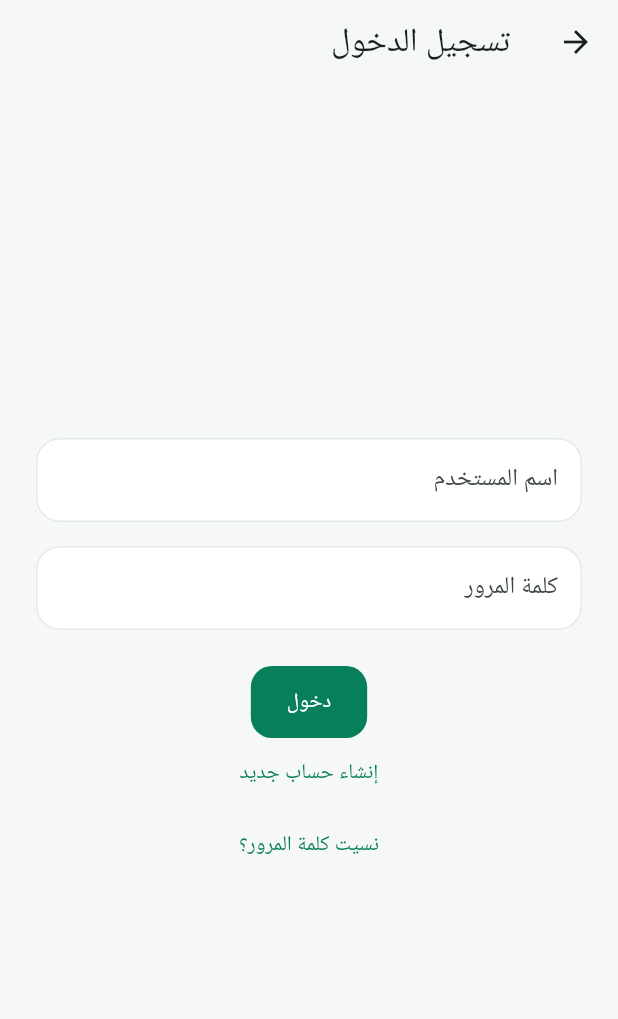
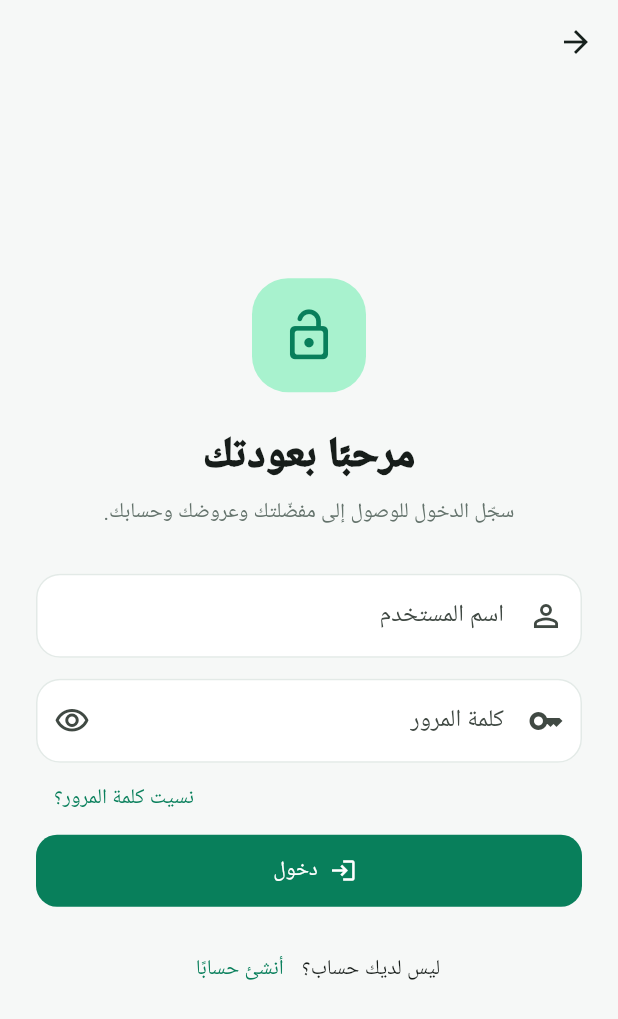
Before and after one commit to sendoo-m/daliil-ay-khidma, a Flutter app: the screen it shows after launch, item 4 of the bottom bar chosen, after a tap on "تسجيل الدخول", on a phone screen of 412 x 824 dp. Shown: the top 1019 px of the screen. Run offline on Flutter 3.47's test engine with Material 3 defaults, Android fonts, the phone set to English and light mode, and no system bars; our stand-ins replace app_links, dio, firebase_core, firebase_messaging, flutter_riverpod, flutter_secure_storage and 1 more; missing offline and left inert: maplibre_gl; accounts and stored records are empty; generated files the repository leaves out were written again; network calls fail.

Commit message:
Build Flutter registration and login experience

```diff
--- a/mobile/dalil_app/lib/features/auth/presentation/login_page.dart
+++ b/mobile/dalil_app/lib/features/auth/presentation/login_page.dart
@@ -1,9 +1,11 @@
 import 'package:flutter/material.dart';
 import 'package:flutter_riverpod/flutter_riverpod.dart';
 
+import '../../../app/app_theme.dart';
 import '../../../app/providers.dart';
+import '../../../core/network/api_failure.dart';
+import 'forgot_password_page.dart';
 import 'register_page.dart';
-import 'forgot_password_page.dart';
 
 class LoginPage extends ConsumerStatefulWidget {
   const LoginPage({super.key});
@@ -16,6 +18,7 @@ class _LoginPageState extends ConsumerState<LoginPage> {
   final _formKey = GlobalKey<FormState>();
   final _username = TextEditingController();
   final _password = TextEditingController();
+  bool _hidePassword = true;
 
   @override
   void dispose() {
@@ -28,62 +31,123 @@ class _LoginPageState extends ConsumerState<LoginPage> {
   Widget build(BuildContext context) {
     final auth = ref.watch(authControllerProvider);
     return Scaffold(
-      appBar: AppBar(title: const Text('تسجيل الدخول')),
-      body: Center(
+      appBar: AppBar(),
+      body: SafeArea(
+        child: Center(
           child: SingleChildScrollView(
-          padding: const EdgeInsets.all(24),
+            padding: const EdgeInsets.fromLTRB(24, 8, 24, 32),
+            child: ConstrainedBox(
+              constraints: const BoxConstraints(maxWidth: 520),
               child: Form(
                 key: _formKey,
                 child: Column(
+                  crossAxisAlignment: CrossAxisAlignment.stretch,
                   children: [
+                    const _AuthMark(icon: Icons.lock_open_rounded),
+                    const SizedBox(height: 24),
+                    Text(
+                      'مرحبًا بعودتك',
+                      textAlign: TextAlign.center,
+                      style: Theme.of(context).textTheme.headlineMedium?.copyWith(
+                            fontWeight: FontWeight.w900,
+                          ),
+                    ),
+                    const SizedBox(height: 8),
+                    const Text(
+                      'سجّل الدخول للوصول إلى مفضّلتك وعروضك وحسابك.',
+                      textAlign: TextAlign.center,
+                      style: TextStyle(color: AppColors.muted, height: 1.5),
+                    ),
+                    const SizedBox(height: 30),
                     TextFormField(
                       controller: _username,
-                  decoration: const InputDecoration(labelText: 'اسم المستخدم'),
+                      textInputAction: TextInputAction.next,
+                      autofillHints: const [AutofillHints.username],
+                      decoration: const InputDecoration(
+                        labelText: 'اسم المستخدم',
+                        prefixIcon: Icon(Icons.person_outline),
+                      ),
                       validator: (value) => value == null || value.trim().isEmpty
-                      ? 'اسم المستخدم مطلوب'
+                          ? 'اكتب اسم المستخدم'
                           : null,
                     ),
-                const SizedBox(height: 16),
+                    const SizedBox(height: 14),
                     TextFormField(
                       controller: _password,
-                  obscureText: true,
-                  decoration: const InputDecoration(labelText: 'كلمة المرور'),
+                      obscureText: _hidePassword,
+                      textInputAction: TextInputAction.done,
+                      autofillHints: const [AutofillHints.password],
+                      onFieldSubmitted: (_) => _submit(),
+                      decoration: InputDecoration(
+                        labelText: 'كلمة المرور',
+                        prefixIcon: const Icon(Icons.key_outlined),
+                        suffixIcon: IconButton(
+                          tooltip: _hidePassword
+                              ? 'إظهار كلمة المرور'
+                              : 'إخفاء كلمة المرور',
+                          onPressed: () =>
+                              setState(() => _hidePassword = !_hidePassword),
+                          icon: Icon(
+                            _hidePassword
+                                ? Icons.visibility_outlined
+                                : Icons.visibility_off_outlined,
+                          ),
+                        ),
+                      ),
                       validator: (value) => value == null || value.isEmpty
-                      ? 'كلمة المرور مطلوبة'
+                          ? 'اكتب كلمة المرور'
                           : null,
                     ),
-                const SizedBox(height: 24),
-                FilledButton(
-                  onPressed: auth.isLoading ? null : _submit,
-                  child: auth.isLoading
-                      ? const SizedBox.square(
-                          dimension: 20,
-                          child: CircularProgressIndicator(strokeWidth: 2),
-                        )
-                      : const Text('دخول'),
-                ),
-                TextButton(
-                  onPressed: () => Navigator.of(context).push(
-                    MaterialPageRoute<void>(
-                      builder: (_) => const RegisterPage(),
-                    ),
-                  ),
-                  child: const Text('إنشاء حساب جديد'),
-                ),
-                TextButton(
-                  onPressed: () => Navigator.of(context).push(
+                    Align(
+                      alignment: AlignmentDirectional.centerEnd,
+                      child: TextButton(
+                        onPressed: auth.isLoading
+                            ? null
+                            : () => Navigator.of(context).push(
                                   MaterialPageRoute<void>(
                                     builder: (_) => const ForgotPasswordPage(),
                                   ),
                                 ),
                         child: const Text('نسيت كلمة المرور؟'),
                       ),
-                if (auth.hasError)
-                  const Padding(
-                    padding: EdgeInsets.only(top: 16),
-                    child: Text('بيانات الدخول غير صحيحة أو تعذر الاتصال'),
+                    ),
+                    if (auth.hasError) ...[
+                      _ErrorBanner(message: ApiFailure.message(auth.error!)),
+                      const SizedBox(height: 14),
+                    ],
+                    FilledButton.icon(
+                      onPressed: auth.isLoading ? null : _submit,
+                      icon: auth.isLoading
+                          ? const SizedBox.square(
+                              dimension: 18,
+                              child: CircularProgressIndicator(
+                                strokeWidth: 2,
+                                color: Colors.white,
+                              ),
+                            )
+                          : const Icon(Icons.login),
+                      label: Text(auth.isLoading ? 'جارٍ الدخول...' : 'دخول'),
+                    ),
+                    const SizedBox(height: 18),
+                    Row(
+                      mainAxisAlignment: MainAxisAlignment.center,
+                      children: [
+                        const Text('ليس لديك حساب؟'),
+                        TextButton(
+                          onPressed: auth.isLoading
+                              ? null
+                              : () => Navigator.of(context).pushReplacement(
+                                    MaterialPageRoute<void>(
+                                      builder: (_) => const RegisterPage(),
+                                    ),
+                                  ),
+                          child: const Text('أنشئ حسابًا'),
                         ),
                       ],
+                    ),
+                  ],
+                ),
+              ),
             ),
           ),
         ),
@@ -92,6 +156,7 @@ class _LoginPageState extends ConsumerState<LoginPage> {
   }
 
   Future<void> _submit() async {
+    FocusScope.of(context).unfocus();
     if (!_formKey.currentState!.validate()) return;
     final ok = await ref
         .read(authControllerProvider.notifier)
@@ -101,3 +166,57 @@ class _LoginPageState extends ConsumerState<LoginPage> {
     }
   }
 }
+
+class _AuthMark extends StatelessWidget {
+  const _AuthMark({required this.icon});
+  final IconData icon;
+
+  @override
+  Widget build(BuildContext context) => Center(
+        child: Container(
+          width: 76,
+          height: 76,
+          decoration: BoxDecoration(
+            color: Theme.of(context).colorScheme.primaryContainer,
+            borderRadius: BorderRadius.circular(24),
+          ),
+          child: Icon(
+            icon,
+            size: 38,
+            color: Theme.of(context).colorScheme.primary,
+          ),
+        ),
+      );
+}
+
+class _ErrorBanner extends StatelessWidget {
+  const _ErrorBanner({required this.message});
+  final String message;
+
+  @override
+  Widget build(BuildContext context) => Container(
+        padding: const EdgeInsets.all(14),
+        decoration: BoxDecoration(
+          color: Theme.of(context).colorScheme.errorContainer,
+          borderRadius: BorderRadius.circular(14),
+        ),
+        child: Row(
+          crossAxisAlignment: CrossAxisAlignment.start,
+          children: [
+            Icon(
+              Icons.error_outline,
+              color: Theme.of(context).colorScheme.onErrorContainer,
+            ),
+            const SizedBox(width: 10),
+            Expanded(
+              child: Text(
+                message,
+                style: TextStyle(
+                  color: Theme.of(context).colorScheme.onErrorContainer,
+                ),
+              ),
+            ),
+          ],
+        ),
+      );
+}
```
Lines whose indentation alone changed are shown as unchanged.
